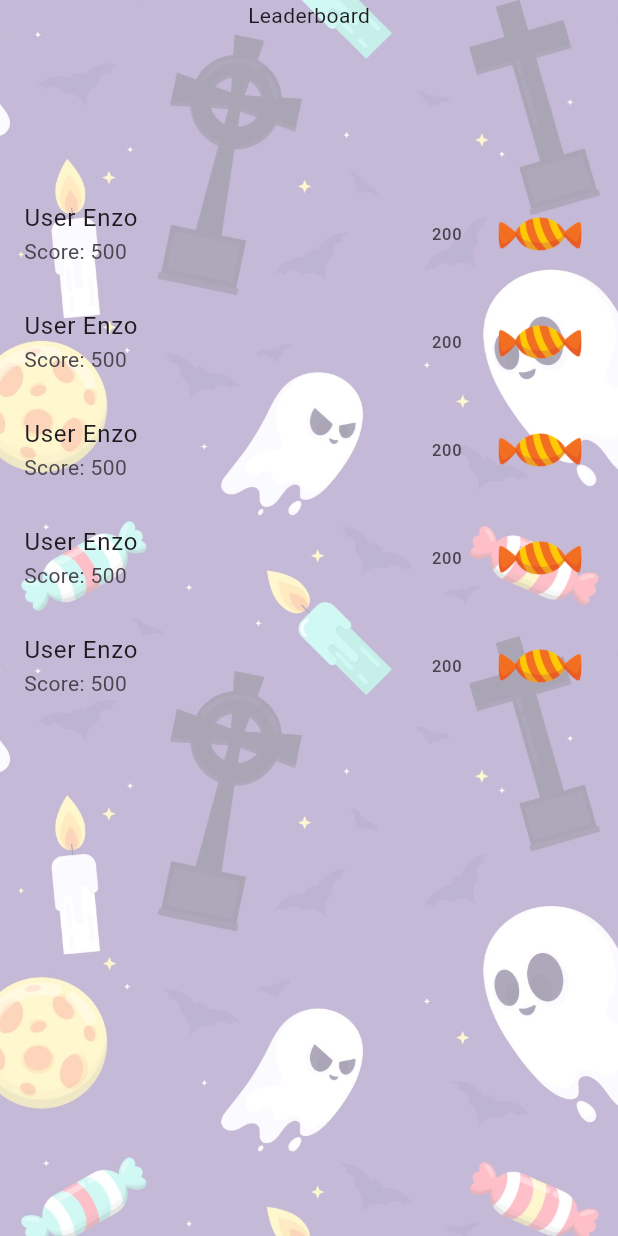
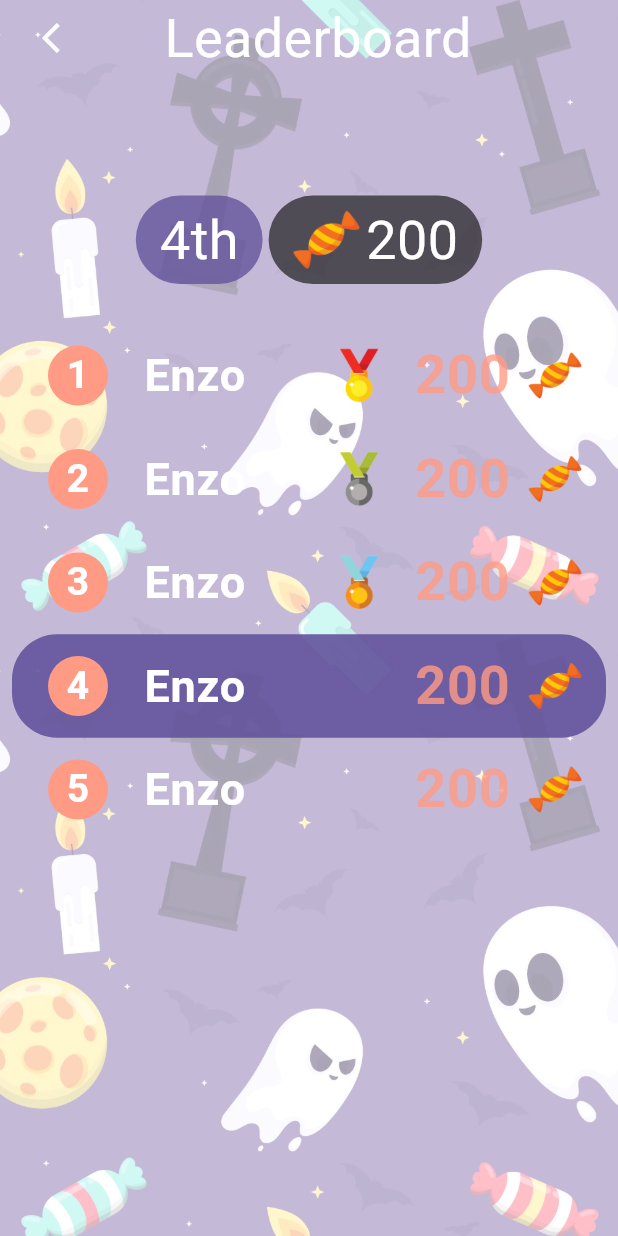
Before and after one commit to BLKKKBVSIK/Askinator, a Flutter app: the LeaderboardView screen opened by its route, on a phone screen of 412 x 824 dp. Run offline on Flutter 3.47's test engine with Material 3 defaults, Android fonts, the phone set to English and light mode, and no system bars; our stand-ins replace appwrite, flutter_chat_types, flutter_chat_ui, get_it, google_fonts, injectable and 3 more; missing offline and left inert: mesh_gradient.

Commit message:
Add UI for leaderboard

```diff
--- a/lib/screens/leaderboard/leaderboard_view.dart
+++ b/lib/screens/leaderboard/leaderboard_view.dart
@@ -1,6 +1,11 @@
+import 'dart:ui';
+
 import 'package:askinator/di/service_locator.dart';
+import 'package:askinator/misc/color_theme.dart';
 import 'package:askinator/screens/leaderboard/leaderboard_viewmodel.dart';
+import 'package:askinator/services/navigation_service.dart';
 import 'package:flutter/material.dart';
+import 'package:google_fonts/google_fonts.dart';
 import 'package:stacked/stacked.dart';
 
 class LeaderboardView extends StatelessWidget {
@@ -26,8 +31,80 @@ class LeaderboardView extends StatelessWidget {
             child: SingleChildScrollView(
               child: Column(
                 children: [
-                  const Text('Leaderboard'),
-                  SizedBox(height: 100),
+                  Row(
+                    children: [
+                      Padding(
+                        padding: const EdgeInsets.symmetric(horizontal: 16.0),
+                        child: IconButton(
+                          onPressed: sl<NavigationService>().goBack,
+                          icon: const Icon(
+                            Icons.arrow_back_ios,
+                            color: Colors.white,
+                          ),
+                        ),
+                      ),
+                      const Spacer(),
+                      Text(
+                        'Leaderboard',
+                        style: GoogleFonts.shadowsIntoLight().copyWith(
+                          color: Colors.white,
+                          fontSize: 36,
+                        ),
+                      ),
+                      const Spacer(),
+                      const SizedBox(width: 68),
+                    ],
+                  ),
+                  SizedBox(
+                    height: MediaQuery.sizeOf(context).height * 0.2,
+                    child: Align(
+                      alignment: const Alignment(0, .5),
+                      child: Row(
+                        mainAxisAlignment: MainAxisAlignment.center,
+                        children: [
+                          Container(
+                            decoration: BoxDecoration(
+                              color: ColorTheme.theme.primary.withOpacity(0.8),
+                              borderRadius: BorderRadius.circular(36),
+                            ),
+                            padding: const EdgeInsets.symmetric(vertical: 4, horizontal: 16),
+                            child: Text(
+                              '4th',
+                              style: GoogleFonts.shadowsIntoLight().copyWith(
+                                color: Colors.white,
+                                fontSize: 36,
+                              ),
+                            ),
+                          ),
+                          const SizedBox(width: 4),
+                          Container(
+                            decoration: BoxDecoration(
+                              color: ColorTheme.theme.background.withOpacity(0.7),
+                              borderRadius: BorderRadius.circular(36),
+                            ),
+                            padding: const EdgeInsets.symmetric(vertical: 4, horizontal: 16),
+                            child: Row(
+                              mainAxisSize: MainAxisSize.min,
+                              children: [
+                                Image.asset(
+                                  width: 45,
+                                  'assets/candy-rotated.png',
+                                ),
+                                const SizedBox(width: 4),
+                                Text(
+                                  '200',
+                                  style: GoogleFonts.shadowsIntoLight().copyWith(
+                                    color: Colors.white,
+                                    fontSize: 36,
+                                  ),
+                                ),
+                              ],
+                            ),
+                          ),
+                        ],
+                      ),
+                    ),
+                  ),
                   ListView.builder(
                     shrinkWrap: true,
                     physics: const NeverScrollableScrollPhysics(),
@@ -35,21 +112,65 @@ class LeaderboardView extends StatelessWidget {
                     itemBuilder: (context, index) {
                       final entry = viewModel.leaderboardEntries.elementAtOrNull(index);
 
+                      bool isSelf = index == 3;
+
                       if (entry == null) return const SizedBox();
 
-                      return ListTile(
-                        title: Text('User ${entry.playerName}'),
-                        subtitle: Text('Score: ${entry.score}'),
+                      return Container(
+                        decoration: BoxDecoration(
+                          color: isSelf ? ColorTheme.theme.primary.withOpacity(0.9) : Colors.transparent,
+                          borderRadius: BorderRadius.circular(30),
+                        ),
+                        margin: const EdgeInsets.symmetric(horizontal: 8, vertical: 0),
+                        child: ListTile(
+                          contentPadding: const EdgeInsets.symmetric(vertical: 4, horizontal: 16),
+                          leading: Padding(
+                            padding: const EdgeInsets.all(8.0),
+                            child: CircleAvatar(
+                              backgroundColor: ColorTheme.theme.secondary,
+                              child: Text(
+                                (index + 1).toString(),
+                                style: GoogleFonts.shadowsIntoLight().copyWith(
+                                  color: Colors.white,
+                                  fontSize: 26,
+                                  fontWeight: FontWeight.w600,
+                                ),
+                              ),
+                            ),
+                          ),
+                          title: Text(
+                            entry.playerName,
+                            style: GoogleFonts.shadowsIntoLight().copyWith(
+                              color: Colors.white,
+                              fontSize: 30,
+                              fontWeight: FontWeight.w600,
+                            ),
+                          ),
                           trailing: Row(
                             mainAxisSize: MainAxisSize.min,
                             children: [
-                            Text('200'),
+                              switch (index) {
+                                0 => Image.asset('assets/medal-first.png', height: 36),
+                                1 => Image.asset('assets/medal-second.png', height: 36),
+                                2 => Image.asset('assets/medal-third.png', height: 36),
+                                _ => const SizedBox(),
+                              },
                               const SizedBox(width: 24),
+                              Text(
+                                '200',
+                                style: GoogleFonts.shadowsIntoLight().copyWith(
+                                  color: ColorTheme.theme.secondary.withOpacity(0.8),
+                                  fontSize: 36,
+                                  fontWeight: FontWeight.w600,
+                                ),
+                              ),
+                              const SizedBox(width: 12),
                               Image.asset(
-                              width: 56,
-                              'assets/candy.png',
+                                width: 36,
+                                'assets/candy-rotated.png',
                               ),
                             ],
+                          ),
                         ),
                       );
                     },
--- a/pubspec.yaml
+++ b/pubspec.yaml
@@ -40,8 +40,12 @@ flutter:
   assets:
     - assets/bat.riv
     - assets/candy.png
+    - assets/candy-rotated.png
     - assets/background.jpg
     - assets/loading.lottie
+    - assets/medal-first.png
+    - assets/medal-second.png
+    - assets/medal-third.png
 
   # An image asset can refer to one or more resolution-specific "variants", see
   # https://flutter.dev/assets-and-images/#resolution-aware
```
Also changed, not shown: assets/candy-rotated.png (added), assets/medal-first.png (added), assets/medal-second.png (added), assets/medal-third.png (added). Lines whose indentation alone changed are shown as unchanged.
